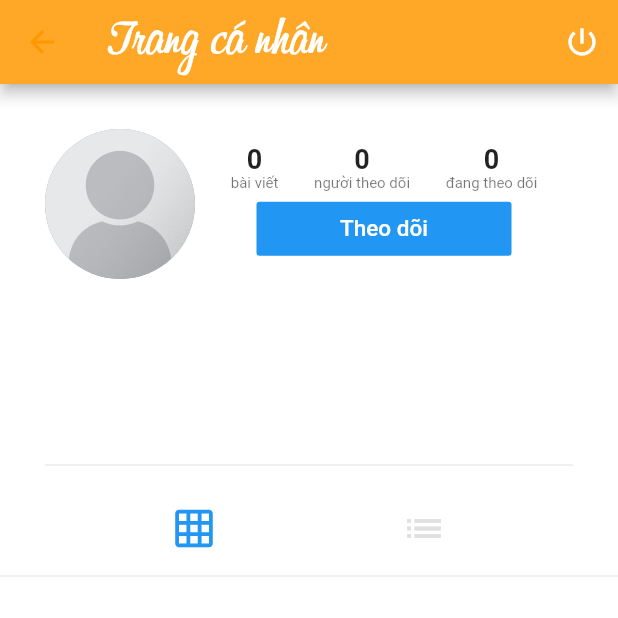
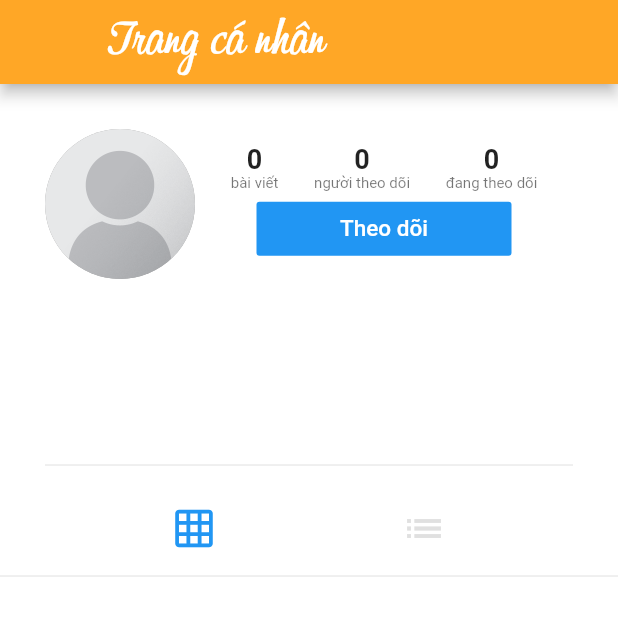
Before and after one commit to hqutrung/BeF, a Flutter app: the ProfileScreen screen opened directly, on a phone screen of 412 x 824 dp, the top half of it. Run offline on Flutter 3.47's test engine with Material 2 defaults, Android fonts, the phone set to English and light mode, and no system bars; our stand-ins replace cached_network_image, cloud_firestore, firebase_auth, firebase_storage, flutter_image_compress, image_cropper and 1 more; missing offline and left inert: animator; accounts and stored records are empty.

```diff
--- a/lib/main.dart
+++ b/lib/main.dart
@@ -1,7 +1,6 @@
 import 'package:bef/screens/home_screen.dart';
 import 'package:firebase_auth/firebase_auth.dart';
 import 'package:flutter/material.dart';
-
 
 import 'package:provider/provider.dart';
 
@@ -37,7 +36,7 @@ class MyApp extends StatelessWidget {
         debugShowCheckedModeBanner: false,
         theme: ThemeData(
           primaryIconTheme: Theme.of(context).primaryIconTheme.copyWith(
-                color: Colors.orange[500],
+                color: Colors.orange[400],
               ),
         ),
         home: _getScreenId(),
--- a/lib/screens/profile_screen.dart
+++ b/lib/screens/profile_screen.dart
@@ -332,7 +332,8 @@ class _ProfileScreenState extends State<ProfileScreen> {
             fontSize: 35.0,
           ),
         ),
-        actions: <Widget>[
+        actions: widget.userId == Provider.of<UserData>(context).currentUserId
+            ? <Widget>[
                 IconButton(
                   icon: Icon(
                     Icons.power_settings_new,
@@ -340,7 +341,8 @@ class _ProfileScreenState extends State<ProfileScreen> {
                   ),
                   onPressed: AuthService.logout,
                 ),
-        ],
+              ]
+            : null,
       ),
       body: RefreshIndicator(
         onRefresh: () async {
```
Also changed, not shown: assets/images/iconBeF.png (added), 7 other files. Lines whose indentation alone changed are shown as unchanged.
